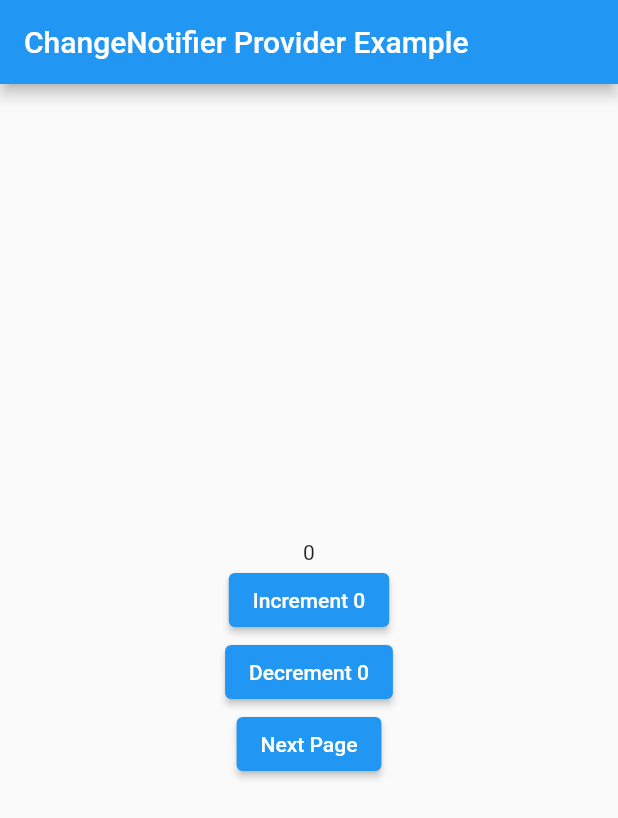
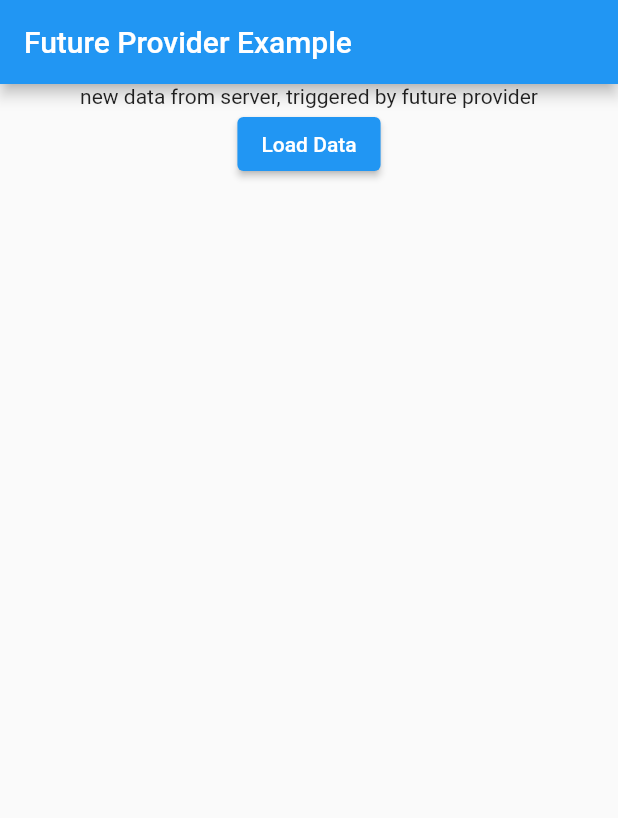
Before and after one commit to MHuzaifaKhan97/Flutter-with-State-Management, a Flutter app: the screen it shows after launch, on a phone screen of 412 x 824 dp. Shown: the top 818 px of the screen. Run offline on Flutter 3.47's test engine with Material 2 defaults, Android fonts, the phone set to English and light mode, and no system bars.

Commit message:
Future Provider done.

```diff
--- /dev/null
+++ b/Flutter with Provider/flutter_with_provider/lib/future_provider/data.dart
@@ -0,0 +1,12 @@
+import 'package:flutter/foundation.dart';
+
+class Data {
+  String data;
+  Data(this.data);
+
+  Future<void> loadDataByClick() async {
+    await Future.delayed(Duration(seconds: 1));
+    data = "New Data from server";
+    debugPrint(data);
+  }
+}
--- /dev/null
+++ b/Flutter with Provider/flutter_with_provider/lib/future_provider/data_future.dart
@@ -0,0 +1,6 @@
+import 'package:flutter_with_provider/future_provider/data.dart';
+
+Future<Data> loadData() async {
+  await Future.delayed(Duration(seconds: 2));
+  return Data("new data from server, triggered by future provider");
+}
--- /dev/null
+++ b/Flutter with Provider/flutter_with_provider/lib/future_provider/future_provider_example.dart
@@ -0,0 +1,28 @@
+import 'package:flutter/material.dart';
+import 'package:flutter_with_provider/future_provider/data.dart';
+import 'package:provider/provider.dart';
+
+class FutureProviderExample extends StatelessWidget {
+  const FutureProviderExample({Key? key}) : super(key: key);
+
+  @override
+  Widget build(BuildContext context) {
+    return Scaffold(
+        appBar: AppBar(
+          title: Text('Future Provider Example'),
+        ),
+        body: Center(
+          child: Column(
+            children: [
+              Consumer<Data>(builder: (_, data, __) {
+                return Text(data.data);
+              }),
+              Consumer<Data>(builder: (_, data, __) {
+                return ElevatedButton(
+                    onPressed: data.loadDataByClick, child: Text('Load Data'));
+              })
+            ],
+          ),
+        ));
+  }
+}
--- a/Flutter with Provider/flutter_with_provider/lib/main.dart
+++ b/Flutter with Provider/flutter_with_provider/lib/main.dart
@@ -1,9 +1,13 @@
 import 'package:flutter/material.dart';
 import 'package:flutter_with_provider/change_notifier_widget/changenotifierprovider_example.dart';
 import 'package:flutter_with_provider/change_notifier_widget/counter_notifier.dart';
+import 'package:flutter_with_provider/future_provider/data_future.dart';
+import 'package:flutter_with_provider/future_provider/future_provider_example.dart';
 import 'package:flutter_with_provider/provider_widget/counter.dart';
 import 'package:flutter_with_provider/provider_widget/provider_example.dart';
 import 'package:provider/provider.dart';
+
+import 'future_provider/data.dart';
 
 void main() {
   runApp(const MyApp());
@@ -33,10 +37,21 @@ class MyApp extends StatelessWidget {
     // ),
 
     // );
-    return ChangeNotifierProvider<CounterNotifier>(
-      create: (_) => CounterNotifier(),
+
+    // Change notifier provider example on whole app
+    // return ChangeNotifierProvider<CounterNotifier>(
+    //   create: (_) => CounterNotifier(),
+    //   child: MaterialApp(
+    //     home: ChangeNotifierProviderExample(),
+    //   ),
+    // );
+
+    // Future provider example
+    return FutureProvider<Data>(
+      create: (_) => loadData(),
+      initialData: Data('Initial Data'),
       child: MaterialApp(
-        home: ChangeNotifierProviderExample(),
+        home: FutureProviderExample(),
       ),
     );
   }
```
Also changed, not shown: 2 other files.
